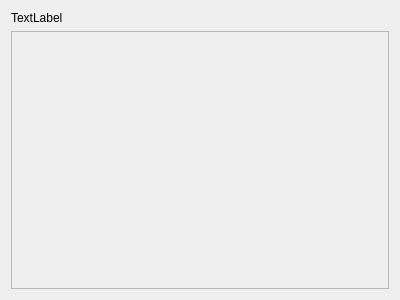
This is KanbanColumnWidget.ui in bondanocho123/lassomoir as Qt 5 draws it before an edit. The edited form follows.
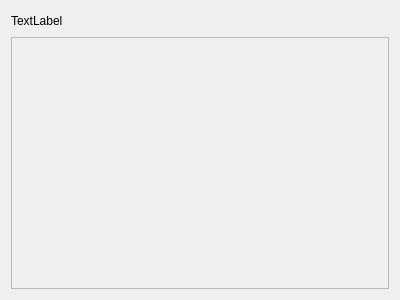
This is the edited form.

```diff
--- a/KanbanColumnWidget.ui
+++ b/KanbanColumnWidget.ui
@@ -18,11 +18,34 @@
   </property>
   <layout class="QVBoxLayout" name="verticalLayout">
    <item>
+    <layout class="QHBoxLayout" name="headerLayout">
+     <property name="spacing">
+      <number>4</number>
+     </property>
+     <item>
     <widget class="QLabel" name="labelStageTitle">
      <property name="text">
       <string>TextLabel</string>
      </property>
     </widget>
+     </item>
+     <item>
+      <widget class="QLabel" name="labelStageInfo"/>
+     </item>
+     <item>
+      <spacer name="headerSpacer">
+       <property name="orientation">
+        <enum>Qt::Orientation::Horizontal</enum>
+       </property>
+       <property name="sizeHint" stdset="0">
+        <size>
+         <width>40</width>
+         <height>20</height>
+        </size>
+       </property>
+      </spacer>
+     </item>
+    </layout>
    </item>
    <item>
     <widget class="QScrollArea" name="scrollArea">
```
Lines whose indentation alone changed are shown as unchanged.
